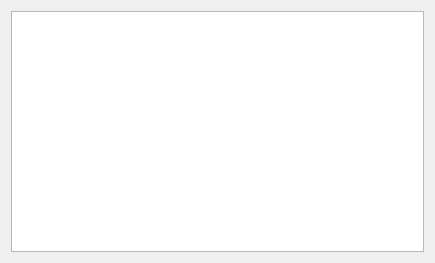
Above: src/librssguard/gui/settings/settingslocalization.ui from martinrotter/rssguard before the change. Below: the same form after it.
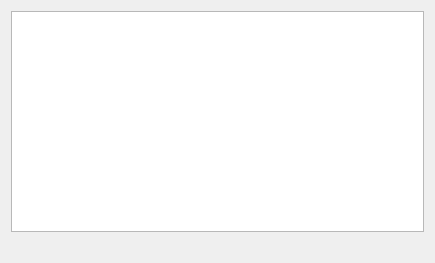
That is the form after the change.

Patch:
```diff
--- a/src/librssguard/gui/settings/settingslocalization.ui
+++ b/src/librssguard/gui/settings/settingslocalization.ui
@@ -10,7 +10,7 @@
     <height>263</height>
    </rect>
   </property>
-  <layout class="QHBoxLayout" name="horizontalLayout">
+  <layout class="QVBoxLayout" name="verticalLayout">
    <item>
     <widget class="QTreeWidget" name="m_treeLanguages">
      <property name="editTriggers">
@@ -36,6 +36,9 @@
      </attribute>
     </widget>
    </item>
+   <item>
+    <widget class="QLabel" name="m_lblHelp"/>
+   </item>
   </layout>
  </widget>
  <resources/>
```
